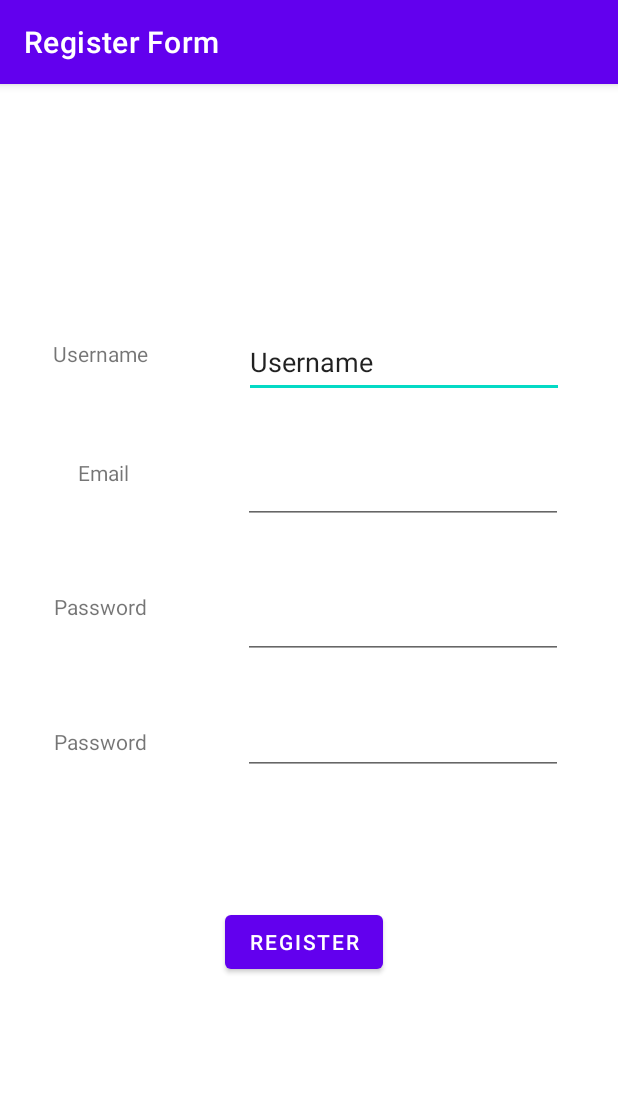
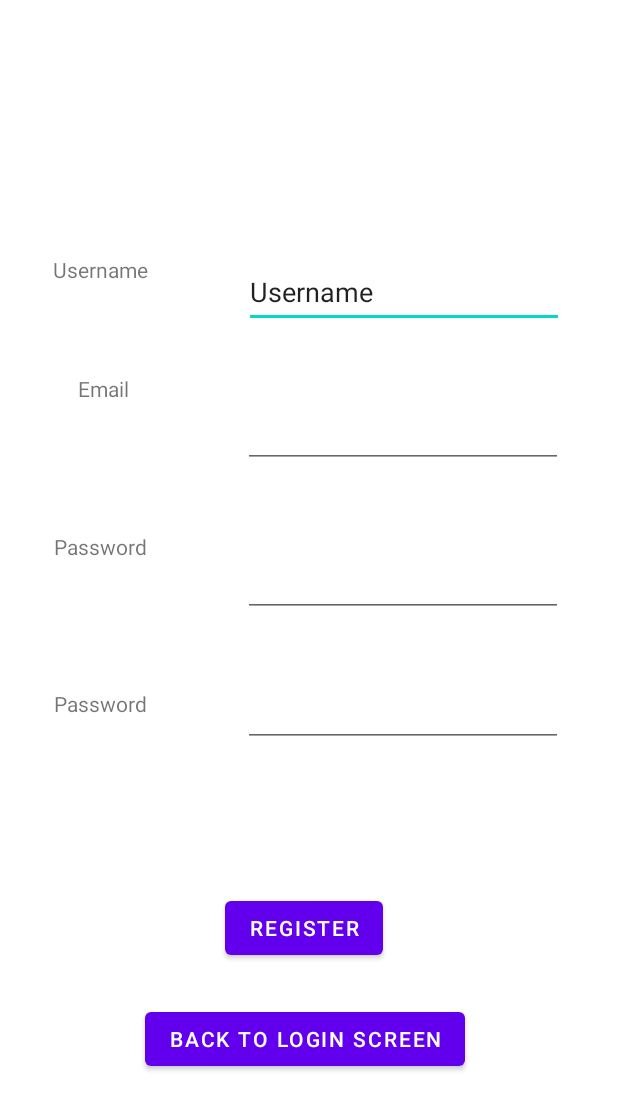
Before and after one commit to DSieghard/ProyectCobra, an Android app: the RegisterActivity screen opened directly, with no data from a screen before it, on a phone screen of 412 x 824 dp. Shown: the top 1110 px of the screen. Run offline under Robolectric (Android 15) with nearby library versions, the phone set to English and light mode, and no system bars; 3 statements that could not run were skipped.

Commit message:
Register and Login UX created

```diff
--- a/app/src/main/java/com/sgtst/proyect_cobra/RegisterActivity.kt
+++ b/app/src/main/java/com/sgtst/proyect_cobra/RegisterActivity.kt
@@ -6,6 +6,7 @@ import android.view.View
 import android.widget.Button
 import android.widget.EditText
 import android.widget.TextView
+import android.widget.Toast
 import org.w3c.dom.Text
 
 class RegisterActivity : AppCompatActivity(), View.OnClickListener{
@@ -23,11 +24,90 @@ class RegisterActivity : AppCompatActivity(), View.OnClickListener{
     private lateinit var emailEditText: EditText
 
     private lateinit var registerPassButton: Button
+    private lateinit var backtoLoginButton: Button
+
+    private lateinit var loginValidation: LoginValidation
+    private lateinit var dataBaseHelper: DataBaseHelper
 
 
     override fun onCreate(savedInstanceState: Bundle?) {
         super.onCreate(savedInstanceState)
         setContentView(R.layout.activity_register)
         title = "Register Form"
+        supportActionBar!!.hide()
+
+        initViews()
+        initListeners()
+        initObjects()
     }
+
+    private fun initViews() {
+        passwordField = findViewById<View>(R.id.passwordField) as TextView
+        passwordConfirmField = findViewById<View>(R.id.passwordConfirmField) as TextView
+        usernameField = findViewById<View>(R.id.usernameText) as TextView
+        emailField = findViewById<View>(R.id.emailTextField) as TextView
+
+        passwordEditText = findViewById<View>(R.id.passwordEditText) as EditText
+        passwordConfirmEditText = findViewById<View>(R.id.passwordConfirmTextEdit) as EditText
+        usernameEditText = findViewById<View>(R.id.usernameTextEdit) as EditText
+        emailEditText = findViewById<View>(R.id.emailEditText) as EditText
+
+        registerPassButton = findViewById<View>(R.id.registerPassButton) as Button
+        backtoLoginButton = findViewById<View>(R.id.backButton) as Button
+    }
+
+    private fun initListeners() {
+        registerPassButton!!.setOnClickListener(this)
+        backtoLoginButton!!.setOnClickListener(this)
+    }
+
+    private fun initObjects() {
+        loginValidation = LoginValidation(activity)
+        dataBaseHelper = DataBaseHelper(activity)
+    }
+
+    override fun onClick(v: View){
+        when(v.id) {
+
+            R.id.registerPassButton -> postDataToSQL()
+            R.id.backButton -> finish()
+        }
+    }
+
+    private fun postDataToSQL() {
+        if(!loginValidation!!.isInputEditTextFilled(usernameEditText, usernameField, getString(R.string.error_message_name))) {
+            return
+        }
+        if(!loginValidation!!.isInputEditTextFilled(emailEditText, emailField, getString(R.string.error_message_email))) {
+            return
+        }
+        if(!loginValidation!!.isInputEditTextEmail(emailEditText, emailField, getString(R.string.error_message_email))) {
+            return
+        }
+        if(!loginValidation!!.isInputEditTextMatches(passwordEditText, passwordConfirmEditText, passwordConfirmField, getString(R.string.error_password_match))) {
+            return
+            }
+        if(!dataBaseHelper!!.checkUser(emailEditText!!.text.toString().trim())) {
+            var user = User(name = usernameEditText!!.text.toString().trim(),
+            email = emailEditText!!.text.toString().trim(),
+            password = passwordEditText!!.text.toString().trim())
+
+            dataBaseHelper!!.addUser(user)
+
+
+            Toast.makeText(this!!, getString(R.string.success_message), Toast.LENGTH_LONG).show()
+            emptyInputEditText()
+
+        } else {
+            Toast.makeText(this!!, getString(R.string.error_email_exists), Toast.LENGTH_LONG).show()
+        }
+    }
+
+    private fun emptyInputEditText() {
+        emailEditText!!.text = null
+        usernameEditText!!.text = null
+        passwordEditText!!.text = null
+        passwordConfirmEditText.text = null
+    }
+
 }
--- a/app/src/main/res/layout/activity_register.xml
+++ b/app/src/main/res/layout/activity_register.xml
@@ -137,4 +137,18 @@
         app:layout_constraintStart_toEndOf="@+id/emailText"
         app:layout_constraintTop_toBottomOf="@+id/usernameTextEdit"
         tools:text="@string/mail" />
+
+    <Button
+        android:id="@+id/backButton"
+        android:layout_width="wrap_content"
+        android:layout_height="wrap_content"
+        android:layout_marginStart="156dp"
+        android:layout_marginTop="18dp"
+        android:layout_marginEnd="161dp"
+        android:layout_marginBottom="99dp"
+        android:text="@string/back_to_login"
+        app:layout_constraintBottom_toBottomOf="parent"
+        app:layout_constraintEnd_toEndOf="parent"
+        app:layout_constraintStart_toStartOf="parent"
+        app:layout_constraintTop_toBottomOf="@+id/registerPassButton" />
 </androidx.constraintlayout.widget.ConstraintLayout>
--- a/app/src/main/res/values/strings.xml
+++ b/app/src/main/res/values/strings.xml
@@ -47,4 +47,5 @@
     <string name="error_password_match">Password Does Not Matches</string>
     <string name="error_valid_email_password">Wrong Email or Password</string>
     <string name="action_settings">Settings</string>
+    <string name="back_to_login">Back to Login Screen</string>
 </resources>
```
